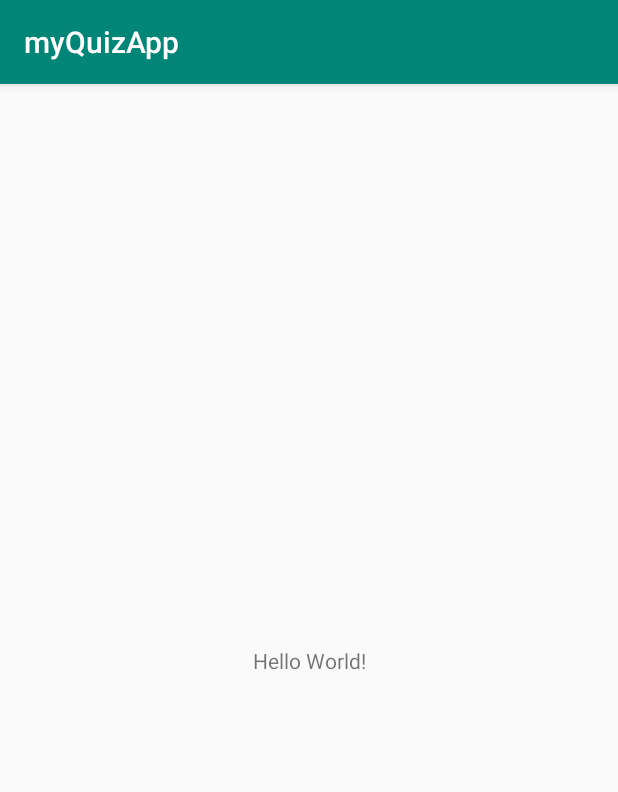
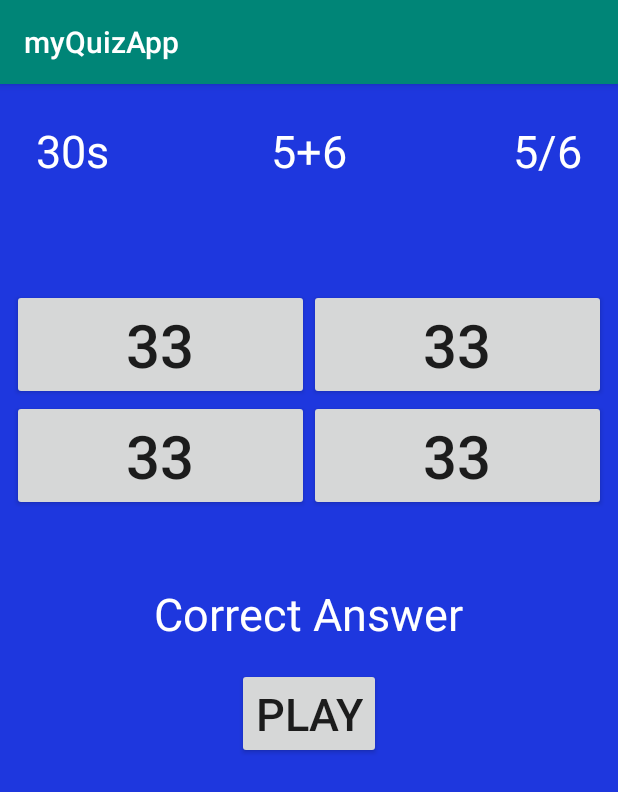
Before and after one commit to rahulv1999/myQuizApp, an Android app: the screen it shows after launch (MainActivity), on a phone screen of 412 x 824 dp. Shown: the top 792 px of the screen. Run offline under Robolectric (Android 15) with nearby library versions, the phone set to English and light mode, and no system bars.

Commit message:
Made the UI of the App

```diff
--- a/app/src/main/res/layout/activity_main.xml
+++ b/app/src/main/res/layout/activity_main.xml
@@ -1,18 +1,128 @@
 <?xml version="1.0" encoding="utf-8"?>
-<android.support.constraint.ConstraintLayout xmlns:android="http://schemas.android.com/apk/res/android"
+<RelativeLayout xmlns:android="http://schemas.android.com/apk/res/android"
     xmlns:app="http://schemas.android.com/apk/res-auto"
     xmlns:tools="http://schemas.android.com/tools"
     android:layout_width="match_parent"
     android:layout_height="match_parent"
+    android:background="#1E37DE"
     tools:context=".MainActivity">
+
+    <LinearLayout
+        android:id="@+id/linear_layout"
+        android:layout_width="match_parent"
+        android:layout_height="wrap_content"
+        android:orientation="horizontal"
+        android:padding="8dp">
+
+        <TextView
+            android:id="@+id/time_text_view"
+            android:layout_width="0dp"
+            android:layout_height="wrap_content"
+            android:layout_weight="1"
+            android:gravity="left"
+            android:padding="16dp"
+            android:textColor="#fff"
+            android:text="30s"
+            android:textSize="30sp" />
+
+        <TextView
+            android:id="@+id/question_text_view"
+            android:layout_width="0dp"
+            android:layout_height="wrap_content"
+            android:layout_weight="1"
+            android:gravity="center"
+            android:padding="16dp"
+            android:text="5+6"
+            android:textColor="#fff"
+            android:textSize="30sp" />
+
+        <TextView
+            android:id="@+id/score_text_view"
+            android:layout_width="0dp"
+            android:layout_height="wrap_content"
+            android:layout_weight="1"
+            android:gravity="right"
+            android:padding="16dp"
+            android:text="5/6"
+            android:textColor="#fff"
+            android:textSize="30sp" />
+
+    </LinearLayout>
+
+    <GridLayout
+        android:id="@+id/grid_layout"
+        android:layout_width="match_parent"
+        android:layout_height="wrap_content"
+        android:layout_below="@id/linear_layout"
+        android:layout_marginTop="40dp"
+        android:padding="8dp">
+
+        <Button
+            android:id="@+id/button_1"
+            android:layout_width="wrap_content"
+            android:layout_height="wrap_content"
+            android:layout_row="0"
+            android:layout_rowWeight="1"
+            android:layout_column="0"
+            android:layout_columnWeight="1"
+            android:text="33"
+            android:textSize="40sp" />
+
+        <Button
+            android:id="@+id/button_2"
+            android:layout_width="wrap_content"
+            android:layout_height="wrap_content"
+            android:layout_row="0"
+            android:layout_rowWeight="1"
+            android:layout_column="1"
+            android:layout_columnWeight="1"
+            android:text="33"
+            android:textSize="40sp" />
+
+        <Button
+            android:id="@+id/button_3"
+            android:layout_width="wrap_content"
+            android:layout_height="wrap_content"
+            android:layout_row="1"
+            android:layout_rowWeight="1"
+            android:layout_column="0"
+            android:layout_columnWeight="1"
+            android:text="33"
+            android:textSize="40sp" />
+
+        <Button
+            android:id="@+id/button_4"
+            android:layout_width="wrap_content"
+            android:layout_height="wrap_content"
+            android:layout_row="1"
+            android:layout_rowWeight="1"
+            android:layout_column="1"
+            android:layout_columnWeight="1"
+            android:text="33"
+            android:textSize="40sp" />
+
+    </GridLayout>
 
     <TextView
         android:layout_width="wrap_content"
         android:layout_height="wrap_content"
-        android:text="Hello World!"
-        app:layout_constraintBottom_toBottomOf="parent"
-        app:layout_constraintLeft_toLeftOf="parent"
-        app:layout_constraintRight_toRightOf="parent"
-        app:layout_constraintTop_toTopOf="parent" />
+        android:layout_centerHorizontal="true"
+        android:layout_below="@id/grid_layout"
+        android:text="Correct Answer"
+        android:textColor="#fff"
+        android:id="@+id/answer_text_view"
+        android:textSize="30sp"
+        android:layout_marginTop="40dp"/>
 
-</android.support.constraint.ConstraintLayout>
+    <Button
+        android:layout_width="wrap_content"
+        android:layout_height="wrap_content"
+        android:layout_centerHorizontal="true"
+        android:layout_below="@id/answer_text_view"
+        android:layout_marginTop="16dp"
+        android:text="Play"
+        android:id="@+id/play"
+        android:textSize="30sp"/>
+
+
+</RelativeLayout>
```
